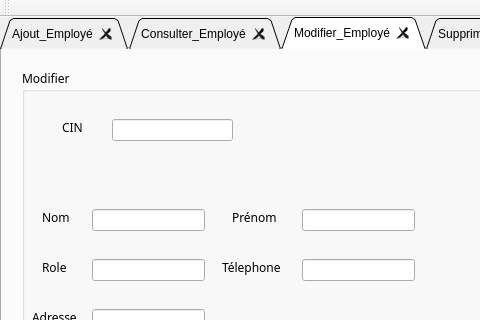
First picture: the form in mainwindow.ui, repository MedAzizBouzid/Smart_Beauty_Center_2A24, before the edit; both pictures show x 0 to 480 and y 0 to 320 of the 1051 by 671 pixel window.
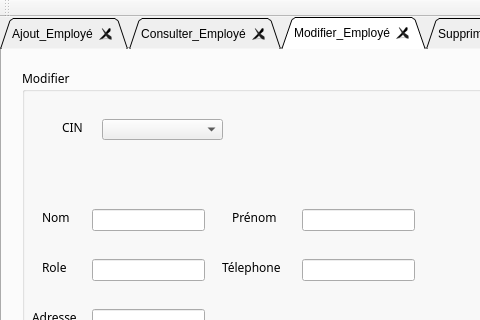
Second picture: the form after the edit. The open tabs and pages were chosen to show the change.

The edit to the form file:
```diff
--- a/mainwindow.ui
+++ b/mainwindow.ui
@@ -344,16 +344,6 @@
       <property name="title">
        <string>Modifier</string>
       </property>
-      <widget class="QLineEdit" name="Mod_CIN">
-       <property name="geometry">
-        <rect>
-         <x>90</x>
-         <y>50</y>
-         <width>121</width>
-         <height>22</height>
-        </rect>
-       </property>
-      </widget>
       <widget class="QLabel" name="label_15">
        <property name="geometry">
         <rect>
@@ -498,6 +488,16 @@
         <string>Adresse</string>
        </property>
       </widget>
+      <widget class="QComboBox" name="comboBox">
+       <property name="geometry">
+        <rect>
+         <x>80</x>
+         <y>50</y>
+         <width>121</width>
+         <height>21</height>
+        </rect>
+       </property>
+      </widget>
      </widget>
      <widget class="QLabel" name="background_3">
       <property name="geometry">
```
Left out of the diff: 12 changed lines with no effect on the pictures.
